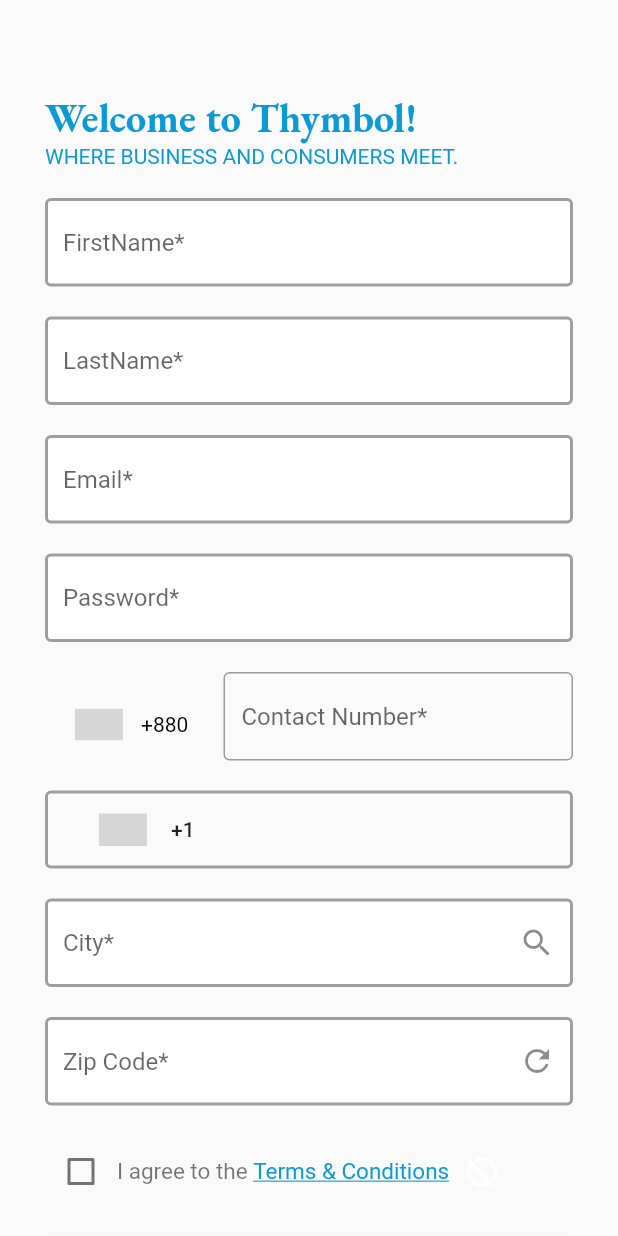
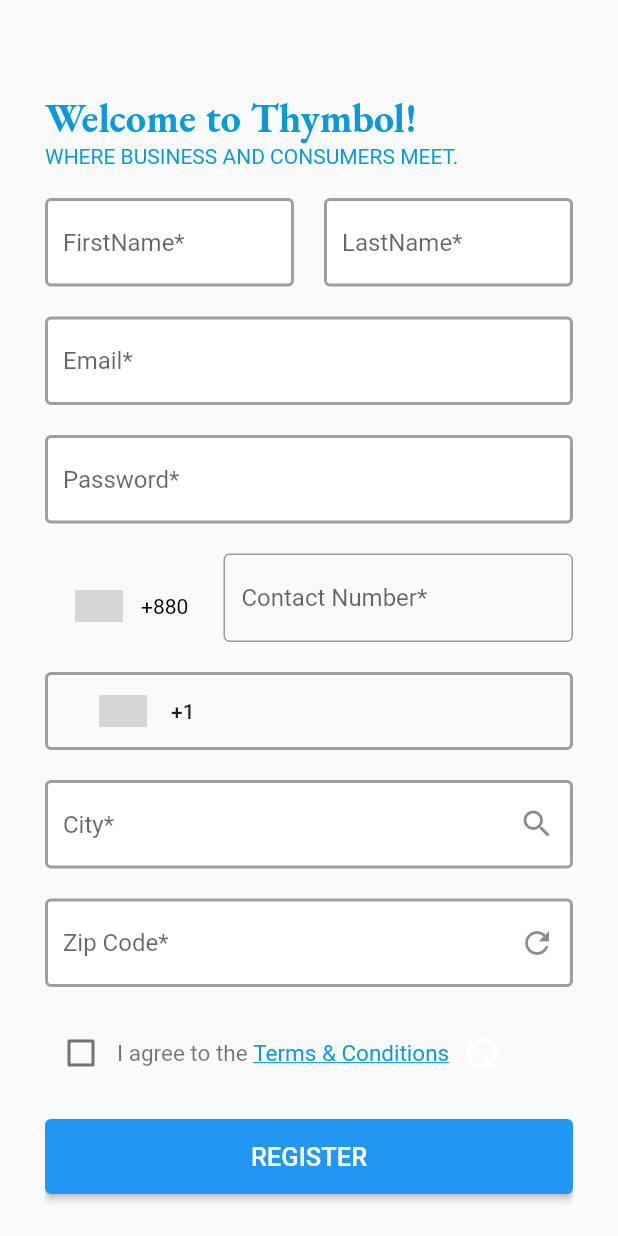
Before and after one commit to sakib151659/task2, a Flutter app: the SignUp screen opened directly, scrolled down 115 dp, on a phone screen of 412 x 824 dp. Run offline on Flutter 3.47's test engine with Material 2 defaults, Android fonts, the phone set to English and light mode, and no system bars; drawn by our look-alikes of country_code_picker, intl_phone_number_input; our stand-ins replace animated_splash_screen, google_fonts, hexcolor; grey boxes are pictures that could not be loaded.

Commit message:
first name and last name option modified

```diff
--- a/lib/authenticate/signup.dart
+++ b/lib/authenticate/signup.dart
@@ -89,19 +89,25 @@ class _SignUpState extends State<SignUp> {
                     children: <Widget>[
                       SizedBox(height: 20.0),
 
-                            TextFormField(
+                      Row(
+                        children: <Widget>[
+                          Container(
+                            child: Flexible(
+                              child: TextFormField(
                                   decoration:textInputDecoration.copyWith(
                                     hintText: 'FirstName*',
                                   ),
                                   validator: (val) => val!.isEmpty? 'Enter your First Name' : null ,
                                   onChanged: (val){
                                     setState(()=> firstName = val);
-
                                   }
                               ),
-
-                            SizedBox(height: 20,),
-                                TextFormField(
+                            ),
+                          ),
+                          SizedBox(width: 20,),
+                          Container(
+                            child: Flexible(
+                              child: TextFormField(
                                   decoration:textInputDecoration.copyWith(
                                     hintText: 'LastName*',
                                   ),
@@ -111,6 +117,12 @@ class _SignUpState extends State<SignUp> {
 
                                   }
                               ),
+                            ),
+                          )
+                        ],
+                      ),
+
+
                       SizedBox(height: 20.0),
 
                       TextFormField(
```
